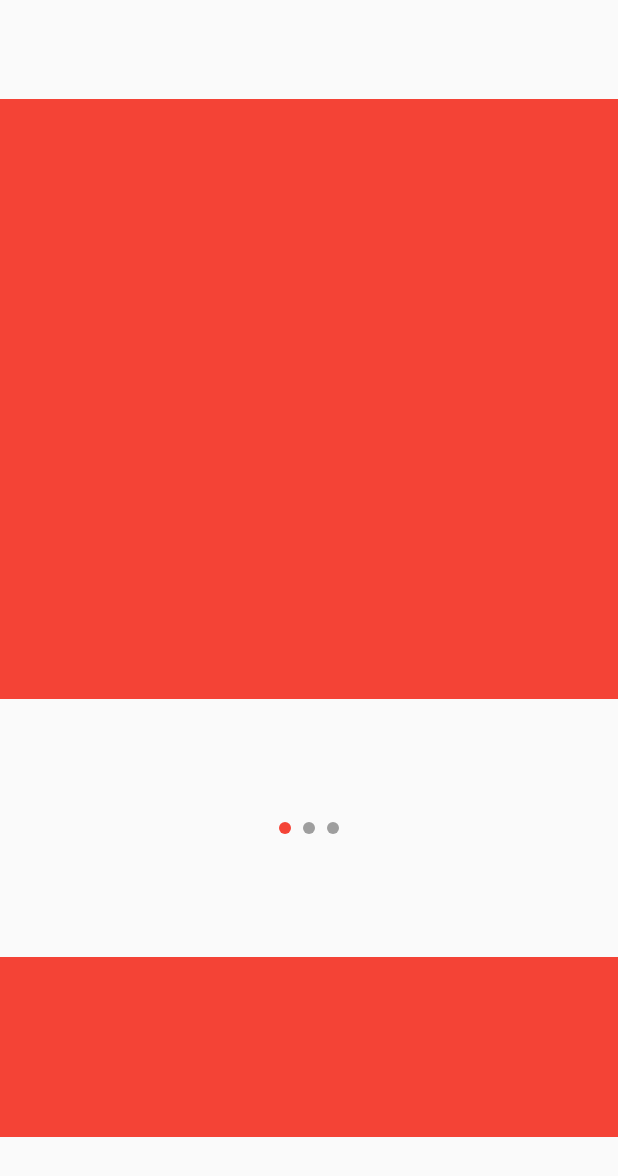
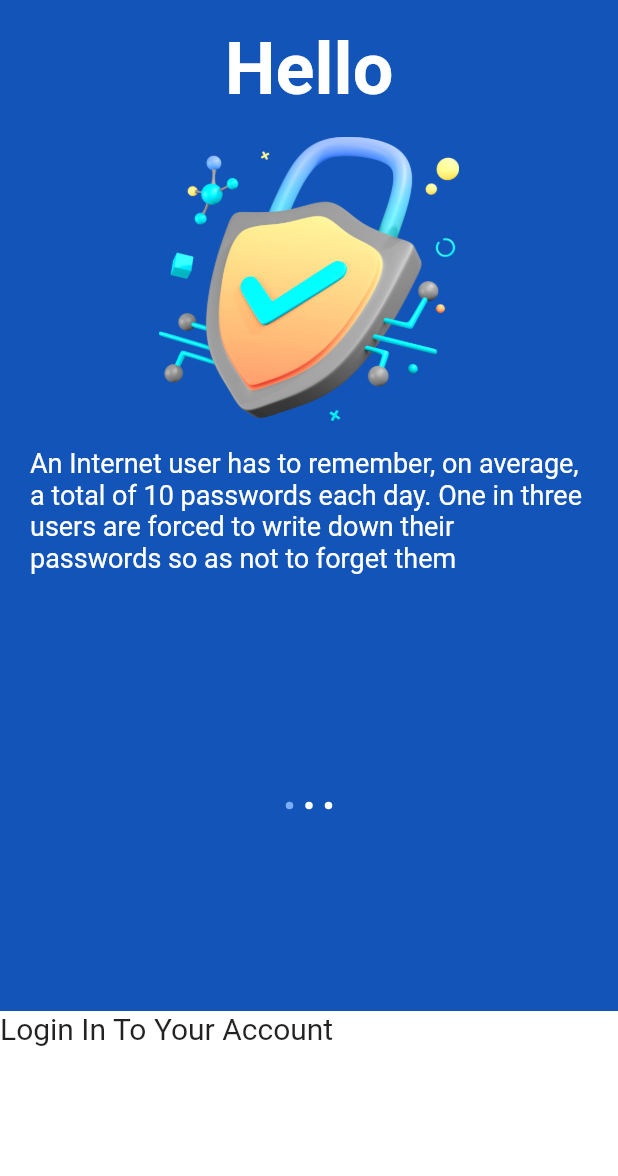
Before and after one commit to JanetteIsasa/password_manager_app, a Flutter app: the screen it shows after launch, on a phone screen of 412 x 824 dp. Shown: the top 1176 px of the screen. Run offline on Flutter 3.47's test engine with Material 2 defaults, Android fonts, the light colour scheme and no system bars.

Commit message:
added new widget in welcome.dart

```diff
--- a/lib/main.dart
+++ b/lib/main.dart
@@ -1,6 +1,7 @@
 //import 'package:elevenpass/splashscreen.dart';
 import 'package:elevenpass/welcome.dart';
 import 'package:flutter/material.dart';
+
 
 
 void main() {
@@ -16,15 +17,13 @@ class MyApp extends StatelessWidget {
     return MaterialApp(
       title: 'Flutter Demo',
       theme: ThemeData(
-        // This is the theme of your application.
-        //
-        // Try running your application with "flutter run". You'll see the
-        // application has a blue toolbar. Then, without quitting the app, try
-        // changing the primarySwatch below to Colors.green and then invoke
-        // "hot reload" (press "r" in the console where you ran "flutter run",
-        // or simply save your changes to "hot reload" in a Flutter IDE).
-        // Notice that the counter didn't reset back to zero; the application
-        // is not restarted.
+        textTheme: const TextTheme(
+            headline1: TextStyle(
+            fontSize: 24.0,
+            fontWeight: FontWeight.bold,
+            color: Colors.blueAccent,
+          ),
+        ),
         primarySwatch: Colors.blue,
       ),
       //home: const SplashScreen(),
--- a/lib/welcome.dart
+++ b/lib/welcome.dart
@@ -1,4 +1,8 @@
 import 'package:flutter/material.dart';
+
+
+import 'app_colors.dart';
+
 
 class Welcome extends StatelessWidget {
 
@@ -7,61 +11,105 @@ class Welcome extends StatelessWidget {
   @override
   Widget build(BuildContext context) {
     return Scaffold(
-      body:
-        Column(
-        mainAxisAlignment: MainAxisAlignment.spaceEvenly,
-        children: [
-          Container(
-            width: double.infinity,
-            height: 400,
-            color: Colors.red,
-          ),
-          _buildBullets(),
-          Container(
-            width: double.infinity,
-            height: 120,
-            color: Colors.red,
 
-          ),
-        ],
+      backgroundColor: AppColors.primary,
+      body: SafeArea(
+        child: Column(
+            mainAxisAlignment: MainAxisAlignment.spaceBetween,
+            children: [
+              contentInfo(),
+              buildBullets(),
+              contentBut(),
+            ],
+        ),
       ),
+
 
     );
   }
 
-  Widget _buildBullets() {
+  Widget contentInfo(){
+    return
+      Container(
+        padding: EdgeInsets.only(left: 20.0, right: 20.0),
+        width: double.infinity,
+        height: 400,
+
+        child: Column(
+          mainAxisAlignment: MainAxisAlignment.spaceEvenly,
+          children: [
+            const Text(
+                "Hello",
+                style: TextStyle(fontSize: 48.0, fontWeight: FontWeight.bold, color: Colors.white) ,
+            ),
+            Image.asset('assets/images/security.png', width: 200,),
+            //Lottie.asset("assets/lottie/security-pay.json"),
+            const Text(
+              "An Internet user has to remember, on average, a total of 10 passwords each day. One in three users are forced to write down their passwords so as not to forget them",
+              style: TextStyle(
+                fontSize: 18.0,
+                color: Colors.white,
+              ),
+            )
+
+          ],
+        ),
+
+    );
+  }
+  Widget buildBullets() {
     return Padding(
       padding: EdgeInsets.all(8),
+
       child: Row(
         mainAxisAlignment: MainAxisAlignment.center,
         children: [
           Container(
-            width: 8,
-            height: 8,
+            width: 5,
+            height: 5,
             decoration: BoxDecoration(
                 borderRadius: BorderRadius.circular(30),
-                color: Colors.red,
+                color: AppColors.menuBackground,
             ),
           ),
           Container(
-            width: 8,
-            height: 8,
+            width: 5,
+            height: 5,
             margin: EdgeInsets.all(8),
             decoration: BoxDecoration(
               borderRadius: BorderRadius.circular(30),
-              color: Colors.grey,
+              color: Colors.white,
             ),
           ),
           Container(
-            width: 8,
-            height: 8,
+            width: 5,
+            height: 5,
             decoration: BoxDecoration(
               borderRadius: BorderRadius.circular(30),
-              color: Colors.grey,
+              color: Colors.white,
             ),
           )
         ],
       ),
     );
   }
+
+  Widget contentBut(){
+    return Center(
+      child: Container(
+        width: double.infinity,
+        height: 150,
+        color: Colors.white,
+
+        child: const Text(
+          "Login In To Your Account ",
+          style: TextStyle(
+            fontSize: 20,
+          ),
+        ),
+      )
+
+
+    );
+  }
 }
--- a/pubspec.yaml
+++ b/pubspec.yaml
@@ -29,6 +29,7 @@ environment:
 dependencies:
   flutter:
     sdk: flutter
+  lottie: ^0.6.0
 
 
   # The following adds the Cupertino Icons font to your application.
@@ -60,7 +61,7 @@ flutter:
   # To add assets to your application, add an assets section, like this:
   assets:
       - assets/images/
-      - lottie/
+      - assets/lottie/
   #   - images/a_dot_ham.jpeg
 
   # An image asset can refer to one or more resolution-specific "variants", see
```
Also changed, not shown: assets/images/security.png (added), assets/lottie/security-pay.json (renamed from lib/lottie/security-pay.json), pubspec.lock.
